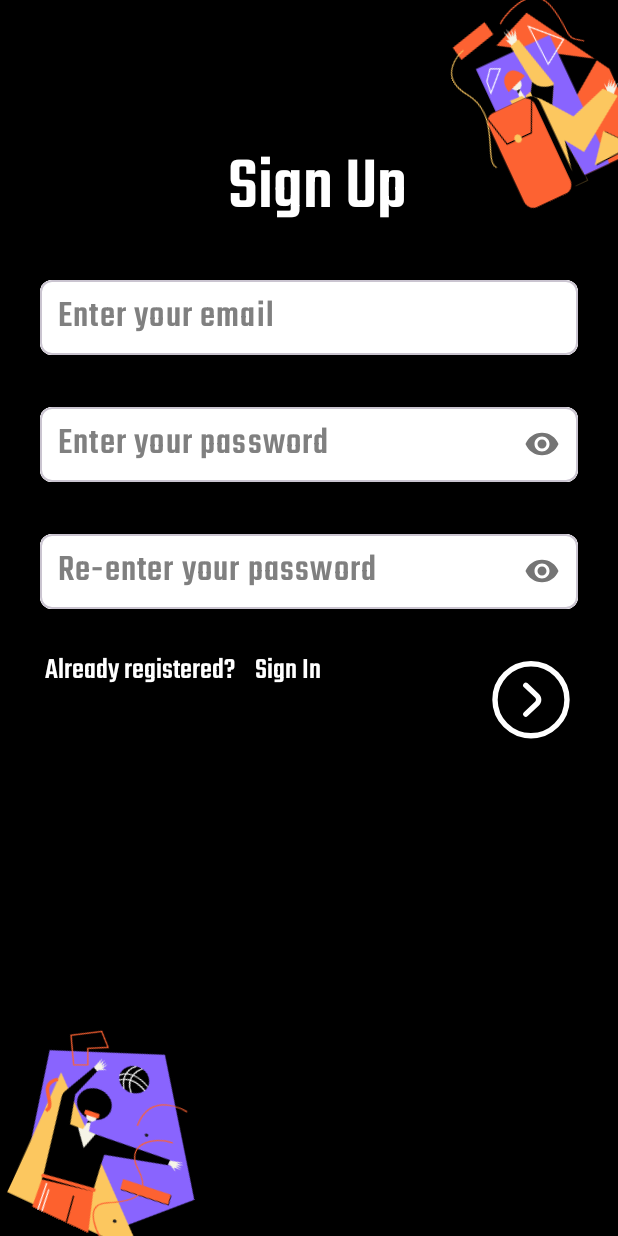
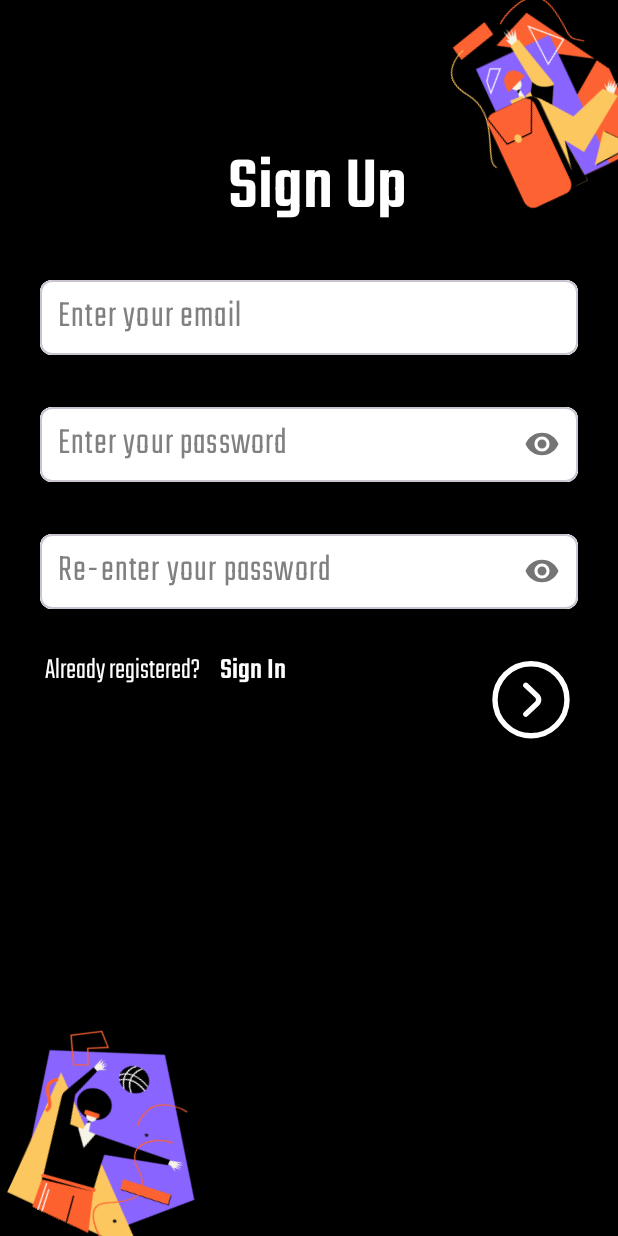
Before and after one commit to Vlazzzz/ToDoApp-ANDROID, an Android app: the SignUpFragment screen opened through its navigation route, on a phone screen of 412 x 824 dp. Run offline under Robolectric (Android 15) with nearby library versions, the phone set to English and light mode, and no system bars; our stand-ins replace Firebase (no records; nobody signed in at launch, a user with empty details on screens opened directly).

Commit message:
add light teko font and update UI

```diff
--- a/ToDoApp2/app/src/main/res/layout/fragment_sign_in.xml
+++ b/ToDoApp2/app/src/main/res/layout/fragment_sign_in.xml
@@ -80,7 +80,7 @@
                 android:layout_height="50dp"
                 android:background="@color/white"
                 android:textColorHint="@color/grey"
-                android:fontFamily="@font/teko"
+                android:fontFamily="@font/teko2"
                 android:textSize="25sp"
                 android:gravity="center_vertical"
                 android:hint="@string/enter_your_email"
@@ -125,7 +125,7 @@
                 android:textColorHint="@color/grey"
                 android:hint="@string/enter_your_password"
                 android:textSize="25sp"
-                android:fontFamily="@font/teko"
+                android:fontFamily="@font/teko2"
                 android:textColor="@color/black"
                 android:inputType="textPassword"
                 android:paddingStart="12dp"
@@ -156,7 +156,7 @@
         android:layout_marginTop="12dp"
         android:text="Not registered?"
         android:textColor="@color/white"
-        android:fontFamily="@font/teko"
+        android:fontFamily="@font/teko2"
         android:textSize="20sp"
         app:layout_constraintStart_toStartOf="parent"
         app:layout_constraintTop_toBottomOf="@+id/cardView2" />
--- a/ToDoApp2/app/src/main/res/layout/fragment_sign_up.xml
+++ b/ToDoApp2/app/src/main/res/layout/fragment_sign_up.xml
@@ -82,7 +82,7 @@
                 android:background="@color/white"
                 android:hint="@string/enter_your_email"
                 android:textColorHint="@color/grey"
-                android:fontFamily="@font/teko"
+                android:fontFamily="@font/teko2"
                 android:textSize="25sp"
                 android:textColor="@color/black"
                 android:inputType="textEmailAddress"
@@ -127,7 +127,7 @@
                 android:hint="@string/enter_your_password"
                 android:textColor="@color/black"
                 android:textSize="25sp"
-                android:fontFamily="@font/teko"
+                android:fontFamily="@font/teko2"
                 android:inputType="textPassword"
                 android:paddingStart="12dp"
                 android:paddingTop="0dp"
@@ -170,7 +170,7 @@
                 android:background="@color/white"
                 android:textColorHint="@color/grey"
                 android:textSize="25sp"
-                android:fontFamily="@font/teko"
+                android:fontFamily="@font/teko2"
                 android:hint="@string/re_enter_your_password"
                 android:textColor="@color/black"
                 android:inputType="textPassword"
@@ -199,7 +199,7 @@
         android:layout_height="wrap_content"
         android:layout_marginTop="12dp"
         android:layout_marginLeft="30dp"
-        android:fontFamily="@font/teko"
+        android:fontFamily="@font/teko2"
         android:text="@string/already_registered"
         android:textColor="@color/white"
         android:textSize="20sp"
```
Also changed, not shown: ToDoApp2/app/src/main/res/font/teko2.ttf (added).
